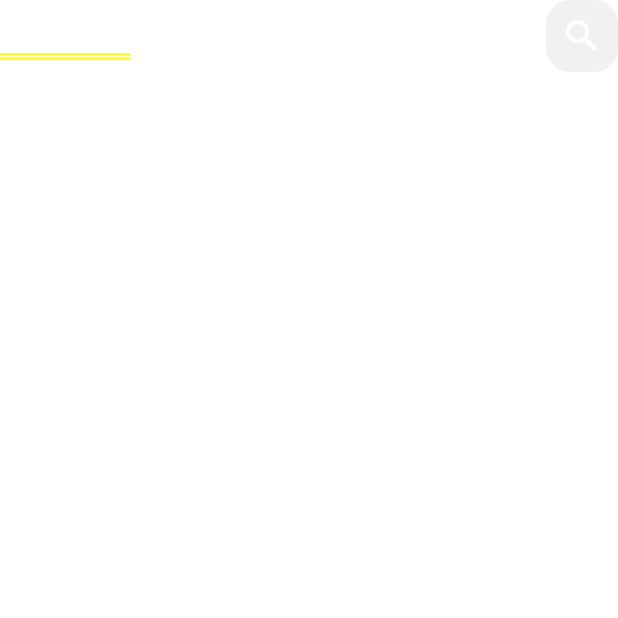
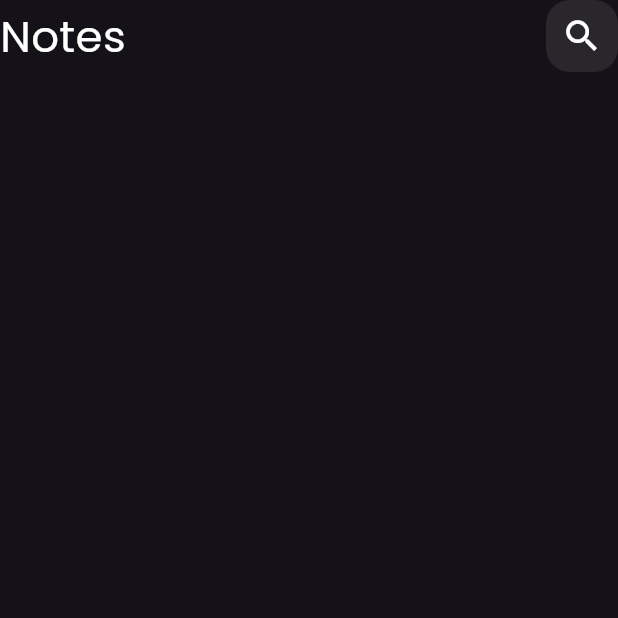
Before and after one commit to aconitum001/Notes_app, a Flutter app: the screen it shows after launch, after a tap on "Flutter Tips", on a phone screen of 412 x 824 dp, the top half of it. Run offline on Flutter 3.47's test engine with Material 3 defaults, Android fonts, the phone set to English and light mode, and no system bars.

Commit message:
fixed error

```diff
--- a/lib/views/edit_note_view.dart
+++ b/lib/views/edit_note_view.dart
@@ -6,6 +6,8 @@ class EditNoteView extends StatelessWidget {
 
   @override
   Widget build(BuildContext context) {
-    return const EditNoteViewBody();
+    return const Scaffold(
+      body: EditNoteViewBody(),
+    );
   }
 }
--- a/lib/views/widgets/edit_note_view_body.dart
+++ b/lib/views/widgets/edit_note_view_body.dart
@@ -7,7 +7,9 @@ class EditNoteViewBody extends StatelessWidget {
   @override
   Widget build(BuildContext context) {
     return const Column(
-      children: [CustomAppBar()],
+      children: [
+        CustomAppBar(),
+      ],
     );
   }
 }
```
